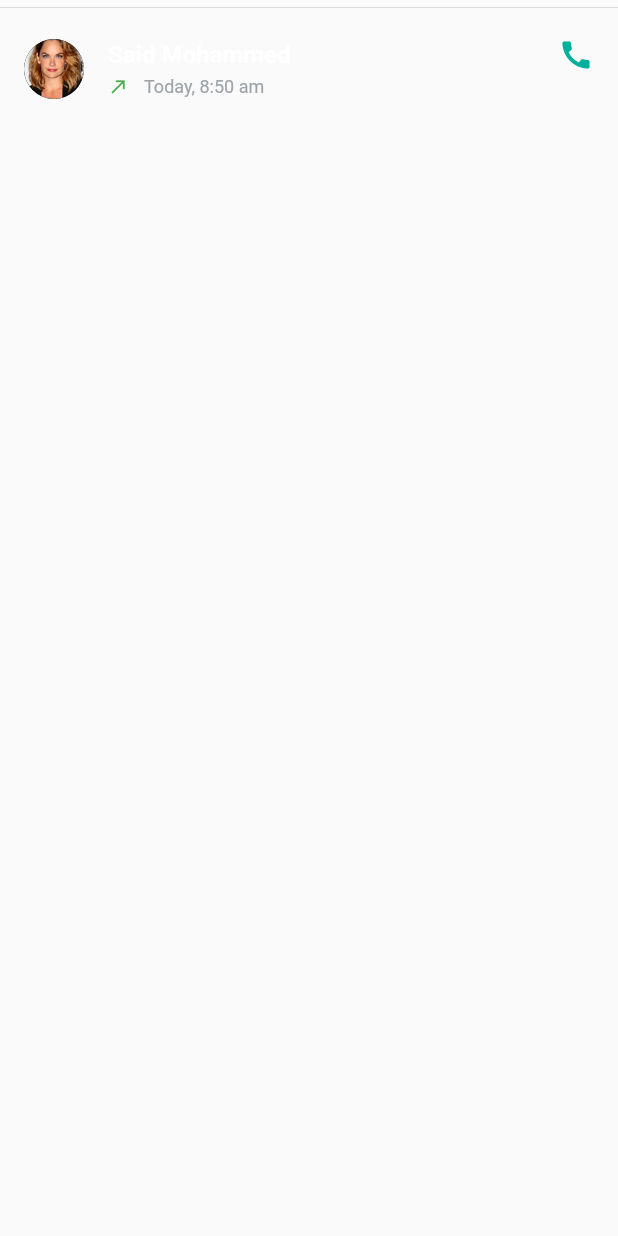
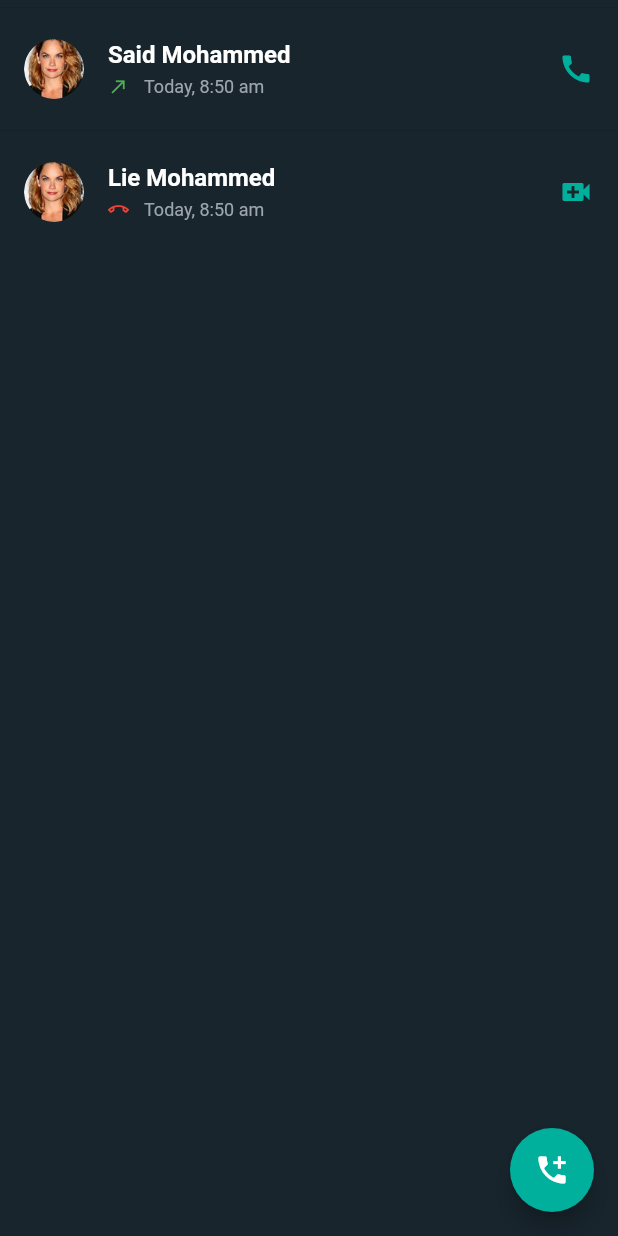
Before and after one commit to David-Smile/WhatsApp-clone, a Flutter app: the CallsScreen screen opened directly, on a phone screen of 412 x 824 dp. Run offline on Flutter 3.47's test engine with Material 2 defaults, Android fonts, the phone set to English and light mode, and no system bars.

Commit message:
added pages

```diff
--- /dev/null
+++ b/lib/home/calls_screen.dart
@@ -0,0 +1,73 @@
+import 'package:flutter/material.dart';
+import 'package:whatsapp_clone/main.dart';
+import 'package:whatsapp_clone/model/calls_model.dart';
+
+class CallsScreen extends StatefulWidget {
+  const CallsScreen({Key? key}) : super(key: key);
+
+  @override
+  State<CallsScreen> createState() => _CallsScreenState();
+}
+
+class _CallsScreenState extends State<CallsScreen> {
+  @override
+  Widget build(BuildContext context) {
+    return Scaffold(
+      backgroundColor: darker,
+      body: ListView.builder(
+        itemCount: dummyData.length,
+        itemBuilder: (context, i) {
+          CallModel call = dummyData[i];
+          return Column(
+            children: <Widget>[
+              const Divider(
+                height: 10.0,
+              ),
+              ListTile(
+                leading: CircleAvatar(
+                  foregroundColor: grey,
+                  backgroundColor: dark,
+                  backgroundImage: AssetImage(call.image!),
+                ),
+                title: Text(
+                  call.name!,
+                  style: const TextStyle(
+                      fontWeight: FontWeight.bold, color: Colors.white),
+                ),
+                subtitle: Row(
+                  children: <Widget>[
+                    Icon(
+                      call.callStatus == CallStatus.accepted
+                          ? Icons.call_made_outlined
+                          : Icons.call_end_outlined,
+                      color: call.callStatus == CallStatus.accepted
+                          ? Colors.green
+                          : Colors.red,
+                      size: 14,
+                    ),
+                    const Padding(
+                      padding: EdgeInsets.symmetric(horizontal: 5.0),
+                    ),
+                    Text(
+                      dummyData[i].datetime!,
+                      style: const TextStyle(color: grey, fontSize: 12.0),
+                    ),
+                  ],
+                ),
+                trailing: Icon(
+                  call.callType == CallType.audio ? Icons.call : Icons.video_call,
+                  color: accent,
+                ),
+              ),
+            ],
+          );
+        },
+      ),
+      floatingActionButton: FloatingActionButton(
+        backgroundColor: accent,
+        child: const Icon( Icons.add_call),
+        onPressed: () {},
+      ),
+    );
+  }
+}
--- a/lib/model/calls_model.dart
+++ b/lib/model/calls_model.dart
@@ -2,13 +2,35 @@ class CallModel {
   final String? name;
   final String? datetime;
   final String? image;
+  final CallStatus? callStatus;
+  final CallType? callType;
 
-  CallModel({this.name, this.datetime, this.image});
+  CallModel({
+    this.name,
+    this.datetime,
+    this.image,
+    this.callStatus,
+    this.callType,
+  });
 }
 
 List<CallModel> dummyData = [
   CallModel(
-      name: 'Said Mohammed',
-      datetime: 'Today, 8:50 am',
-      image: 'assets/Ellipse14.png'),
+    name: 'Said Mohammed',
+    datetime: 'Today, 8:50 am',
+    image: 'assets/Ellipse14.png',
+    callStatus: CallStatus.accepted,
+    callType: CallType.audio,
+  ),
+
+  CallModel(
+    name: 'Lie Mohammed',
+    datetime: 'Today, 8:50 am',
+    image: 'assets/Ellipse14.png',
+    callStatus: CallStatus.rejected,
+    callType: CallType.video,
+  ),
 ];
+
+enum CallStatus { accepted, rejected }
+enum CallType { audio, video }
--- a/lib/model/chat_model.dart
+++ b/lib/model/chat_model.dart
@@ -3,8 +3,9 @@ class ChatModel {
   final String? message;
   final String? time;
   final String? image;
+  final MessagesStatus? messagesStatus;
 
-  ChatModel({this.name, this.message, this.time, this.image});
+  ChatModel({this.name, this.message, this.time, this.image, this.messagesStatus});
 }
 
 List<ChatModel> dummyData = [
@@ -12,22 +13,30 @@ List<ChatModel> dummyData = [
       name: 'Jane Doe',
       message: 'Hi Dave, Wassup',
       time: '11:50 am',
-      image: 'assets/Ellipse.png'),
+      image: 'assets/Ellipse.png',
+      messagesStatus: MessagesStatus.unread,
+  ),
   ChatModel(
       name: 'Samuel Jackson',
       message: 'I though you sent the BTC to my wallet already',
       time: '12:01 pm',
-      image: 'assets/Ellipse2.png'),
+      image: 'assets/Ellipse2.png',
+      messagesStatus: MessagesStatus.read,
+  ),
   ChatModel(
       name: 'Ella',
       message: 'Okay',
       time: '12:03 pm',
-      image: 'assets/Ellipse3.png'),
+      image: 'assets/Ellipse3.png',
+      messagesStatus: MessagesStatus.unread,
+  ),
   ChatModel(
       name: 'Coach Paul',
       message: 'Tomorrow\'s training starts by 5p.m',
       time: '01:10 pm',
-      image: 'assets/Ellipse4.png'),
+      image: 'assets/Ellipse4.png',
+      messagesStatus: MessagesStatus.unread,
+  ),
   ChatModel(
       name: 'Bella Cruz',
       message: 'Cash received, coupon wil be sent',
@@ -37,20 +46,30 @@ List<ChatModel> dummyData = [
       name: 'Micholo Brian',
       message: 'Have you upgraded your flutter?',
       time: '02:10 pm',
-      image: 'assets/Ellipse6.png'),
+      image: 'assets/Ellipse6.png',
+      messagesStatus: MessagesStatus.unread,
+  ),
   ChatModel(
       name: 'Duru Design',
       message: 'Check your email',
       time: '03:00 pm',
-      image: 'assets/Ellipse10.png'),
+      image: 'assets/Ellipse10.png',
+      messagesStatus: MessagesStatus.unread,
+  ),
   ChatModel(
       name: 'Steve Ben',
       message: 'The meeting is about to start',
       time: '01:10 pm',
-      image: 'assets/Ellipse7.png'),
+      image: 'assets/Ellipse7.png',
+      messagesStatus: MessagesStatus.read,
+  ),
   ChatModel(
       name: 'Esther',
       message: 'I\'ll soon be at your place ',
       time: '03:10 pm',
-      image: 'assets/Ellipse8.png'),
+      image: 'assets/Ellipse8.png',
+      messagesStatus: MessagesStatus.unread,
+  ),
 ];
+
+enum MessagesStatus {unread, read}
--- a/lib/pages/calls_screen.dart
+++ /dev/null
@@ -1,63 +0,0 @@
-import 'package:flutter/material.dart';
-import 'package:whatsapp_clone/main.dart';
-import 'package:whatsapp_clone/model/calls_model.dart';
-
-class CallsScreen extends StatefulWidget {
-  const CallsScreen({Key? key}) : super(key: key);
-
-  @override
-  State<CallsScreen> createState() => _CallsScreenState();
-}
-
-class _CallsScreenState extends State<CallsScreen> {
-  @override
-  Widget build(BuildContext context) {
-    return ListView.builder(
-      itemCount: dummyData.length,
-      itemBuilder: (context, i) => Column(
-        children: <Widget>[
-          const Divider(
-            height: 10.0,
-          ),
-          ListTile(
-            leading: CircleAvatar(
-              foregroundColor: grey,
-              backgroundColor: dark,
-              backgroundImage: AssetImage(dummyData[i].image!),
-            ),
-            title: Row(
-              mainAxisAlignment: MainAxisAlignment.spaceBetween,
-              children: [
-                Text(
-                  dummyData[i].name!,
-                  style: const TextStyle(
-                      fontWeight: FontWeight.bold, color: Colors.white),
-                ),
-                const Icon(
-                  Icons.call,
-                  color: accent,
-                )
-              ],
-            ),
-            subtitle: Row(
-              children: <Widget>[
-                const Icon(
-                  Icons.call_made_outlined,
-                  color: Colors.green,
-                  size: 14,
-                ),
-                const Padding(
-                  padding: EdgeInsets.symmetric(horizontal: 5.0),
-                ),
-                Text(
-                  dummyData[i].datetime!,
-                  style: const TextStyle(color: grey, fontSize: 12.0),
-                ),
-              ],
-            ),
-          ),
-        ],
-      ),
-    );
-  }
-}
--- /dev/null
+++ b/lib/pages/chat_page.dart
@@ -0,0 +1 @@
+import 'package:flutter/material.dart';
--- a/pubspec.yaml
+++ b/pubspec.yaml
@@ -31,9 +31,11 @@ dependencies:
     sdk: flutter
 
 
+
   # The following adds the Cupertino Icons font to your application.
   # Use with the CupertinoIcons class for iOS style icons.
   cupertino_icons: ^1.0.2
+  bubble: ^1.2.1
 
 dev_dependencies:
   flutter_test:
```
Also changed, not shown: lib/home/chat_screen.dart (added, +72 -0 lines), lib/home/status_screen.dart (added, +36 -0 lines), lib/pages/chat_screen.dart (deleted, +0 -54 lines), lib/pages/status_screen.dart (deleted, +0 -17 lines), lib/whatsapp_home.dart (+8 -21 lines), lib/home/camera_screen.dart (renamed from lib/pages/camera_screen.dart), pubspec.lock.
